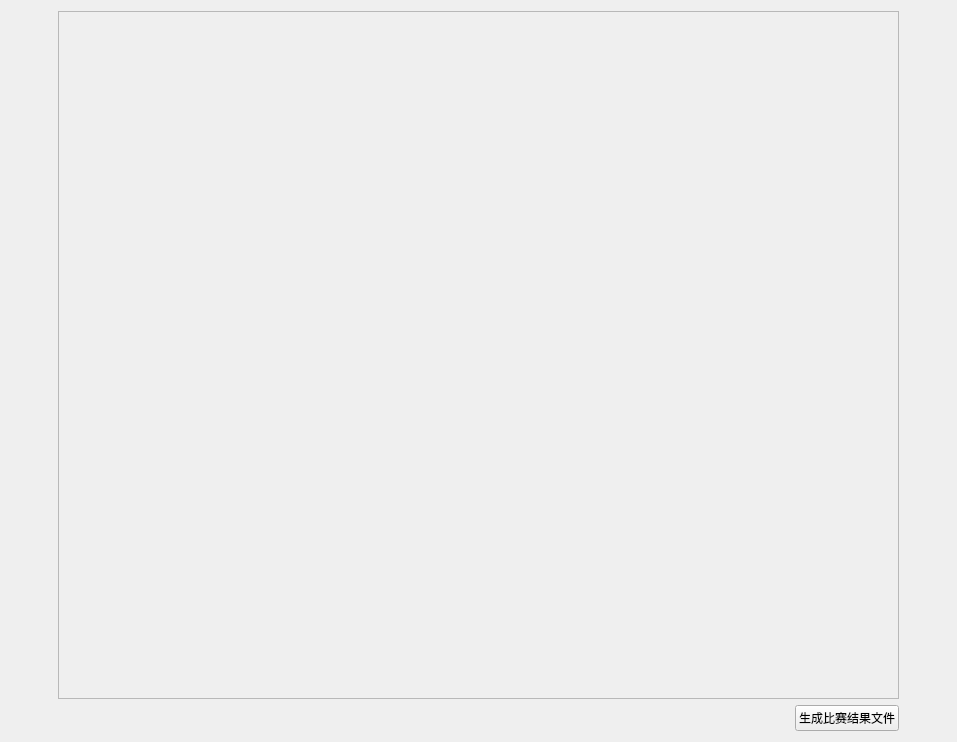
Qt form grouplist.ui (35easy/PingPongClub) before a commit.
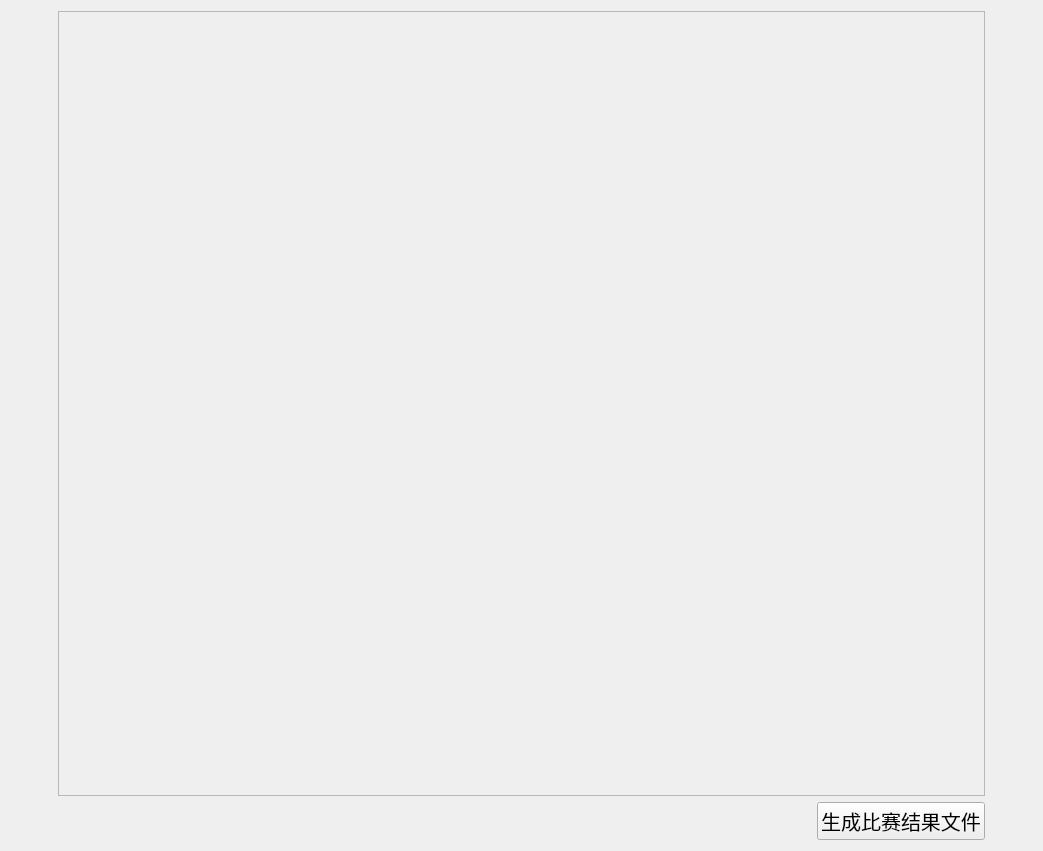
The same form after that commit.

Patch:
```diff
--- a/grouplist.ui
+++ b/grouplist.ui
@@ -6,13 +6,59 @@
    <rect>
     <x>0</x>
     <y>0</y>
-    <width>957</width>
-    <height>742</height>
+    <width>1043</width>
+    <height>851</height>
    </rect>
   </property>
   <property name="windowTitle">
    <string>Form</string>
   </property>
+  <property name="styleSheet">
+   <string notr="true">/* 设置整个窗口中的字体大小 */
+* {
+    font-size: 20px;
+}
+
+/* 美化 QDateTimeEdit */
+QDateTimeEdit {
+    border: 2px solid #4A90E2;
+    border-radius: 5px;
+    padding: 2px 8px;
+    background-color: #ECF0F1;
+    selection-background-color: #3498DB;
+    color: #333333;
+}
+
+QDateTimeEdit:focus {
+    border: 2px solid #3498DB;
+}
+
+/* 美化 QTableView */
+QTableView {
+    background-color: #ECF0F1;
+    alternate-background-color: #E0E5E9; /* 设置交替行的背景颜色 */
+    gridline-color: #BDC3C7; /* 设置网格线颜色 */
+    color: #333333;
+}
+
+QTableView::item:selected {
+    background-color: #3498DB;
+    color: #FFFFFF;
+}
+
+QHeaderView::section {
+    background-color: #3498DB;
+    color: #FFFFFF;
+    padding: 4px;
+    border: 1px solid #2980B9;
+}
+
+QTableView::item:focus {
+    background-color: #3498DB;
+    color: #FFFFFF;
+}
+</string>
+  </property>
   <layout class="QHBoxLayout" name="horizontalLayout_2">
    <item>
     <spacer name="horizontalSpacer">
@@ -48,8 +94,8 @@
          <rect>
           <x>0</x>
           <y>0</y>
-          <width>823</width>
-          <height>684</height>
+          <width>909</width>
+          <height>792</height>
          </rect>
         </property>
         <property name="sizePolicy">
```
